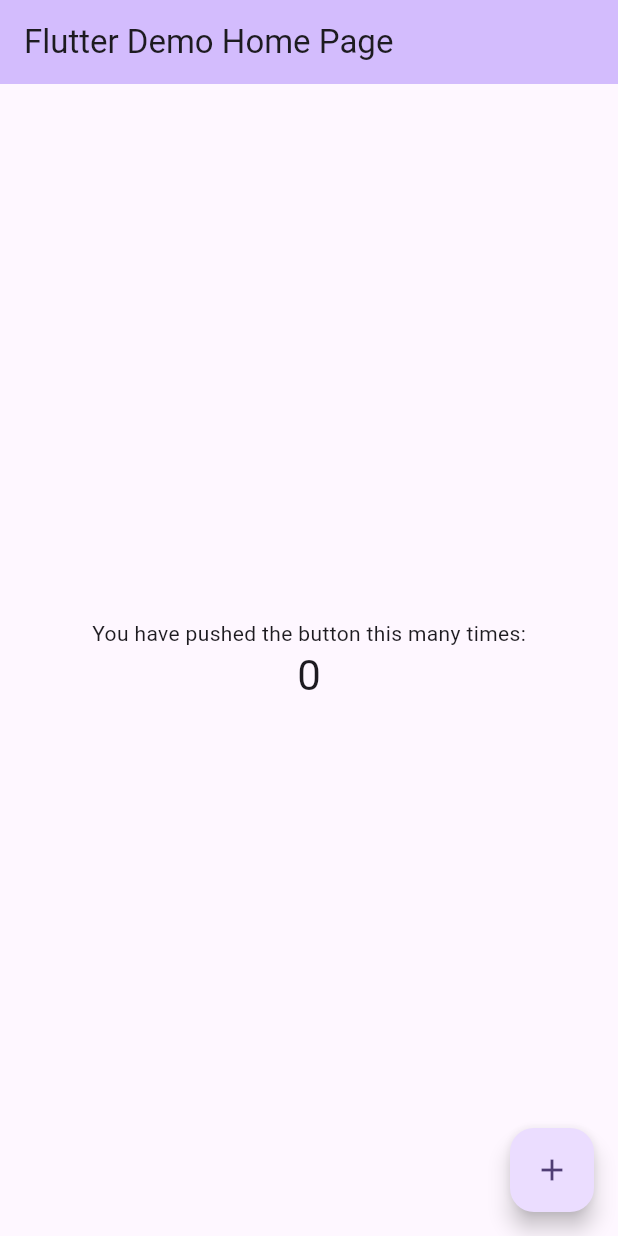
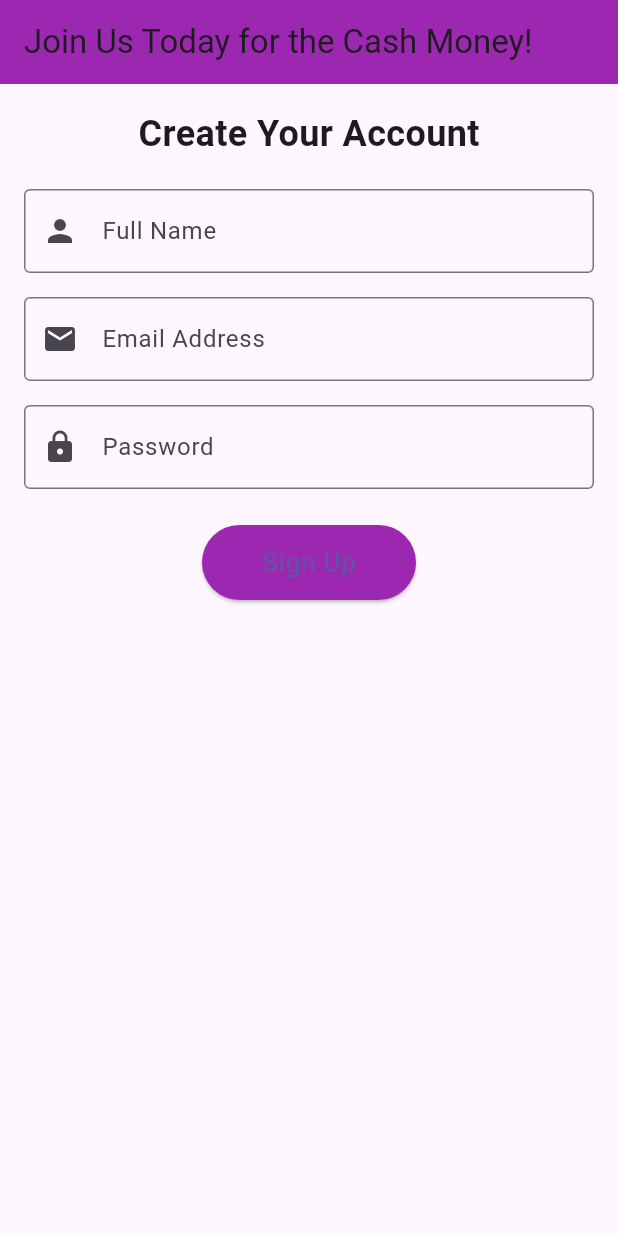
Before and after one commit to kp0430/signupform, a Flutter app: the screen it shows after launch, on a phone screen of 412 x 824 dp. Run offline on Flutter 3.47's test engine with Material 3 defaults, Android fonts, the light colour scheme and no system bars.

Commit message:
update main.dart

```diff
--- a/lib/main.dart
+++ b/lib/main.dart
@@ -1,122 +1,127 @@
 import 'package:flutter/material.dart';
-
 void main() {
 runApp(const MyApp());
 }
-
 class MyApp extends StatelessWidget {
 const MyApp({super.key});
-
-  // This widget is the root of your application.
 @override
 Widget build(BuildContext context) {
 return MaterialApp(
-      title: 'Flutter Demo',
-      theme: ThemeData(
-        // This is the theme of your application.
-        //
-        // TRY THIS: Try running your application with "flutter run". You'll see
-        // the application has a purple toolbar. Then, without quitting the app,
-        // try changing the seedColor in the colorScheme below to Colors.green
-        // and then invoke "hot reload" (save your changes or press the "hot
-        // reload" button in a Flutter-supported IDE, or press "r" if you used
-        // the command line to start the app).
-        //
-        // Notice that the counter didn't reset back to zero; the application
-        // state is not lost during the reload. To reset the state, use hot
-        // restart instead.
-        //
-        // This works for code too, not just values: Most code changes can be
-        // tested with just a hot reload.
-        colorScheme: ColorScheme.fromSeed(seedColor: Colors.deepPurple),
-      ),
-      home: const MyHomePage(title: 'Flutter Demo Home Page'),
+title: 'Fun Signup App',
+theme: ThemeData(primarySwatch: Colors.purple),
+home: const SignupPage(),
 );
 }
 }
-
-class MyHomePage extends StatefulWidget {
-  const MyHomePage({super.key, required this.title});
-
-  // This widget is the home page of your application. It is stateful, meaning
-  // that it has a State object (defined below) that contains fields that affect
-  // how it looks.
-
-  // This class is the configuration for the state. It holds the values (in this
-  // case the title) provided by the parent (in this case the App widget) and
-  // used by the build method of the State. Fields in a Widget subclass are
-  // always marked "final".
-
-  final String title;
-
+class SignupPage extends StatefulWidget {
+const SignupPage({super.key});
 @override
-  State<MyHomePage> createState() => _MyHomePageState();
+State<SignupPage> createState() => _SignupPageState();
 }
-
-class _MyHomePageState extends State<MyHomePage> {
-  int _counter = 0;
-
-  void _incrementCounter() {
-    setState(() {
-      // This call to setState tells the Flutter framework that something has
-      // changed in this State, which causes it to rerun the build method below
-      // so that the display can reflect the updated values. If we changed
-      // _counter without calling setState(), then the build method would not be
-      // called again, and so nothing would appear to happen.
-      _counter++;
-    });
-  }
-
+class _SignupPageState extends State<SignupPage> {
+final _formKey = GlobalKey<FormState>();
+final TextEditingController _nameController = TextEditingController();
+final TextEditingController _emailController = TextEditingController();
+final TextEditingController _passwordController = TextEditingController();
 @override
 Widget build(BuildContext context) {
-    // This method is rerun every time setState is called, for instance as done
-    // by the _incrementCounter method above.
-    //
-    // The Flutter framework has been optimized to make rerunning build methods
-    // fast, so that you can just rebuild anything that needs updating rather
-    // than having to individually change instances of widgets.
 return Scaffold(
 appBar: AppBar(
-        // TRY THIS: Try changing the color here to a specific color (to
-        // Colors.amber, perhaps?) and trigger a hot reload to see the AppBar
-        // change color while the other colors stay the same.
-        backgroundColor: Theme.of(context).colorScheme.inversePrimary,
-        // Here we take the value from the MyHomePage object that was created by
-        // the App.build method, and use it to set our appbar title.
-        title: Text(widget.title),
+title: const Text('Join Us Today for the Cash Money!'),
+backgroundColor: Colors.purple,
 ),
-      body: Center(
-        // Center is a layout widget. It takes a single child and positions it
-        // in the middle of the parent.
+body: Padding(
+padding: const EdgeInsets.all(16.0),
+child: Form(
+key: _formKey,
 child: Column(
-          // Column is also a layout widget. It takes a list of children and
-          // arranges them vertically. By default, it sizes itself to fit its
-          // children horizontally, and tries to be as tall as its parent.
-          //
-          // Column has various properties to control how it sizes itself and
-          // how it positions its children. Here we use mainAxisAlignment to
-          // center the children vertically; the main axis here is the vertical
-          // axis because Columns are vertical (the cross axis would be
-          // horizontal).
-          //
-          // TRY THIS: Invoke "debug painting" (choose the "Toggle Debug Paint"
-          // action in the IDE, or press "p" in the console), to see the
-          // wireframe for each widget.
-          mainAxisAlignment: MainAxisAlignment.center,
-          children: <Widget>[
-            const Text('You have pushed the button this many times:'),
-            Text(
-              '$_counter',
-              style: Theme.of(context).textTheme.headlineMedium,
+children: [
+// Welcome Message
+const Text(
+'Create Your Account',
+style: TextStyle(fontSize: 24, fontWeight: FontWeight.bold),
+),
+const SizedBox(height: 20),
+// Name Field
+TextFormField(
+controller: _nameController,
+decoration: const InputDecoration(
+labelText: 'Full Name',
+prefixIcon: Icon(Icons.person),
+border: OutlineInputBorder(),
+),
+validator: (value) {
+if (value == null || value.isEmpty) {
+return 'Please enter your name';
+}
+return null;
+},
+),
+const SizedBox(height: 16),
+// Email Field
+TextFormField(
+controller: _emailController,
+decoration: const InputDecoration(
+labelText: 'Email Address',
+prefixIcon: Icon(Icons.email),
+border: OutlineInputBorder(),
+),
+validator: (value) {
+if (value == null || value.isEmpty) {
+return 'Please enter your email';
+}
+if (!value.contains('@')) {
+return 'Please enter a valid email';
+}
+return null;
+},
+),
+const SizedBox(height: 16),
+// Password Field
+TextFormField(
+controller: _passwordController,
+obscureText: true,
+decoration: const InputDecoration(
+labelText: 'Password',
+prefixIcon: Icon(Icons.lock),
+border: OutlineInputBorder(),
+),
+validator: (value) {
+if (value == null || value.isEmpty) {
+return 'Please enter a password';
+}
+if (value.length < 6) {
+return 'Password must be at least 6 characters';
+}
+return null;
+},
+),
+const SizedBox(height: 24),
+// Sign Up Button
+ElevatedButton(
+onPressed: () {
+if (_formKey.currentState!.validate()) {
+ScaffoldMessenger.of(context).showSnackBar(
+const SnackBar(
+content: Text('Welcome! Account created successfully.'),
+backgroundColor: Colors.green,
+),
+);
+}
+},
+style: ElevatedButton.styleFrom(
+backgroundColor: Colors.purple,
+padding: const EdgeInsets.symmetric(horizontal: 40, vertical: 12),
+),
+child: const Text(
+'Sign Up',
+style: TextStyle(fontSize: 18),
+),
 ),
 ],
 ),
 ),
-      floatingActionButton: FloatingActionButton(
-        onPressed: _incrementCounter,
-        tooltip: 'Increment',
-        child: const Icon(Icons.add),
-      ), // This trailing comma makes auto-formatting nicer for build methods.
+),
 );
 }
 }
```
Lines whose indentation alone changed are shown as unchanged.
